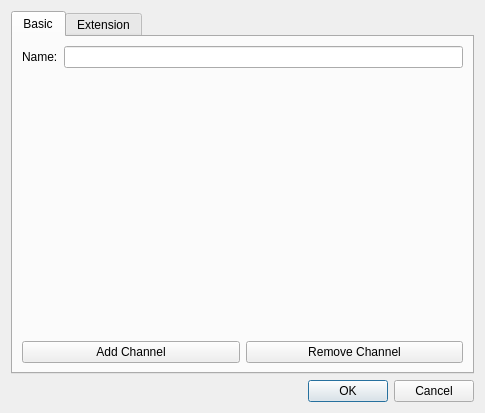
Before: the Qt Designer form src/roamingzonedialog.ui in hmatuschek/qdmr, drawn with Qt 5.
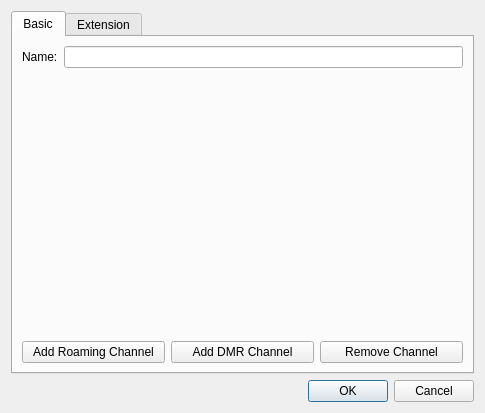
After: the same form once the commit is applied. Custom widgets are drawn as their Qt base class.

Commit message: Fixed roaming zone edit dialog. Fixes #224.

What changed in the file:
```diff
--- a/src/roamingzonedialog.ui
+++ b/src/roamingzonedialog.ui
@@ -53,7 +53,14 @@
          <item>
           <widget class="QPushButton" name="add">
            <property name="text">
-            <string>Add Channel</string>
+            <string>Add Roaming Channel</string>
+           </property>
+          </widget>
+         </item>
+         <item>
+          <widget class="QPushButton" name="addDMR">
+           <property name="text">
+            <string>Add DMR Channel</string>
            </property>
            <property name="shortcut">
             <string>Alt++</string>
```
Left out of the diff: 2 changed lines with no effect on the pictures. The commit also changes 7 other files.
